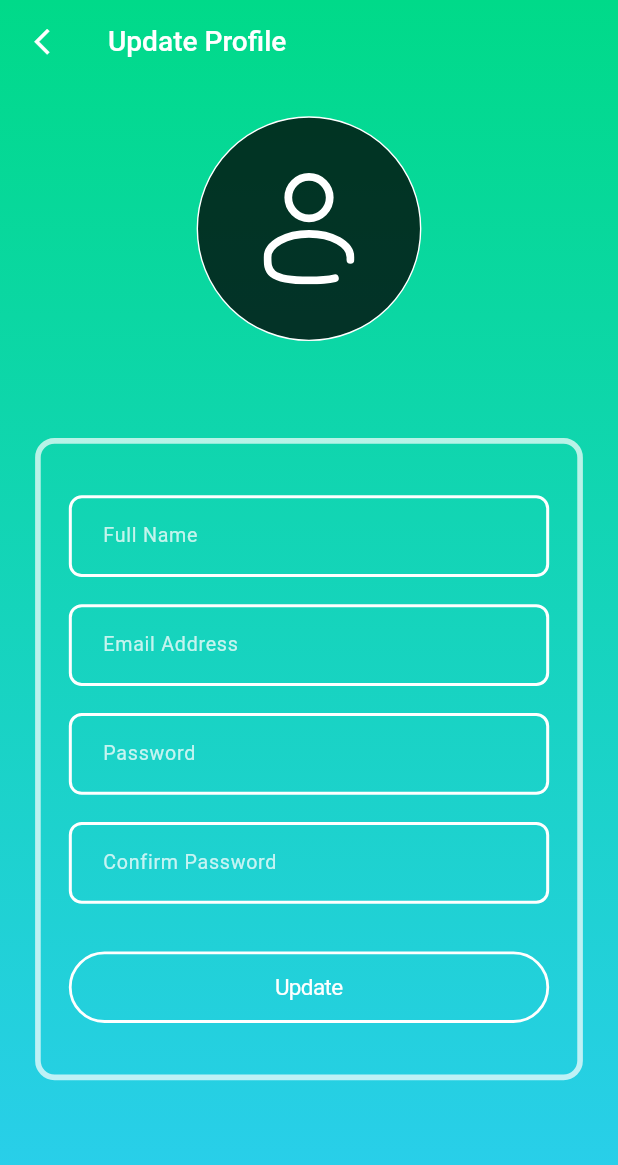
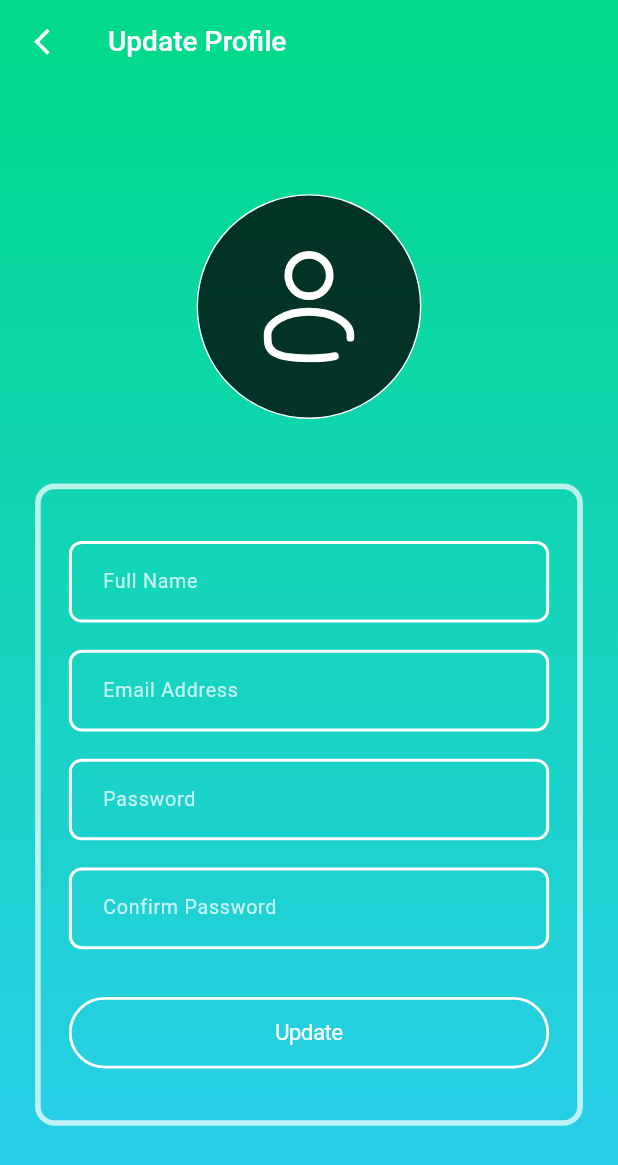
Before and after one commit to Ajwad-Mir/emotijournal, a Flutter app: the UpdateProfilePage screen opened directly, on a phone screen of 412 x 824 dp. Shown: the top 1165 px of the screen. Run offline on Flutter 3.47's test engine with Material 3 defaults, Android fonts, the phone set to English and light mode, and no system bars; our stand-ins replace animate_do, cloud_firestore, firebase_auth, firebase_core, flutter_dotenv, flutter_screenutil and 13 more; missing offline and left inert: simple_ripple_animation; accounts and stored records are empty; Roboto replaces fonts that are missing (Poppins).

Commit message:
App Improvements

```diff
--- a/lib/app/modules/update_profile/pages/update_profile_page.dart
+++ b/lib/app/modules/update_profile/pages/update_profile_page.dart
@@ -1,4 +1,8 @@
+import 'dart:convert';
+import 'dart:io';
+
 import 'package:emotijournal/app/modules/update_profile/controller/update_profile_controller.dart';
+import 'package:emotijournal/app/modules/update_profile/dialogs/image_selection_dialog.dart';
 import 'package:emotijournal/app/modules/update_profile/view/update_profile_section.dart';
 import 'package:emotijournal/app/services/session_service.dart';
 import 'package:emotijournal/generated/assets.dart';
@@ -53,16 +57,17 @@ class UpdateProfilePage extends GetView<UpdateProfileController> {
           child: SafeArea(
             top: true,
             bottom: true,
+            child: Center(
               child: SingleChildScrollView(
                 child: Column(
                   mainAxisAlignment: MainAxisAlignment.start,
                   crossAxisAlignment: CrossAxisAlignment.center,
                   children: [
-                  25.verticalSpace,
                     _buildProfileImageSection(context),
-                  75.verticalSpace,
+                    50.verticalSpace,
                     _buildUpdateProfileSection(context),
                   ],
+                ),
               ),
             ),
           ),
@@ -72,6 +77,7 @@ class UpdateProfilePage extends GetView<UpdateProfileController> {
   }
 
   Widget _buildProfileImageSection(BuildContext context) {
+    return Obx(() {
       if (Get.find<SessionService>().sessionUser.value.profileImageLink.isEmpty) {
         return Container(
           width: 160.w,
@@ -92,7 +98,8 @@ class UpdateProfilePage extends GetView<UpdateProfileController> {
             ),
           ),
         );
-    }
+      } else {
+        if (controller.imageFile.value == null) {
           return Container(
             width: 160.w,
             height: 160.w,
@@ -104,7 +111,7 @@ class UpdateProfilePage extends GetView<UpdateProfileController> {
               ),
               color: AppColors.black.withOpacity(0.76),
               image: DecorationImage(
-          image: NetworkImage(Get.find<SessionService>().sessionUser.value.profileImageLink),
+                image: MemoryImage(base64Decode(Get.find<SessionService>().sessionUser.value.profileImageLink.split(",").last)),
                 fit: BoxFit.cover,
               ),
             ),
@@ -116,7 +123,74 @@ class UpdateProfilePage extends GetView<UpdateProfileController> {
                   bottom: -10.h,
                   right: 0,
                   child: CupertinoButton(
-              onPressed: () {},
+                    onPressed: () async {
+                      await Get.dialog(
+                        Dialog(
+                          child: ImageSelectionWidget(),
+                        ),
+                        barrierDismissible: false,
+                        barrierColor: AppColors.black.withOpacity(0.75),
+                      );
+                    },
+                    minSize: 0,
+                    padding: EdgeInsets.zero,
+                    child: Container(
+                      width: 60.w,
+                      height: 60.h,
+                      decoration: BoxDecoration(
+                        color: AppColors.black.withOpacity(0.76),
+                        shape: BoxShape.circle,
+                        border: Border.all(
+                          width: 1.0.w,
+                          color: AppColors.white,
+                        ),
+                      ),
+                      child: Center(
+                        child: SvgPicture.asset(
+                          Assets.svgAddImage,
+                          width: 20.w,
+                          height: 20.h,
+                        ),
+                      ),
+                    ),
+                  ),
+                )
+              ],
+            ),
+          );
+        } else {
+          return Container(
+            width: 160.w,
+            height: 160.w,
+            decoration: BoxDecoration(
+              shape: BoxShape.circle,
+              border: Border.all(
+                width: 1.0.w,
+                color: AppColors.white,
+              ),
+              color: AppColors.black.withOpacity(0.76),
+              image: DecorationImage(
+                image: FileImage(File(controller.imageFile.value!.path)),
+                fit: BoxFit.cover,
+              ),
+            ),
+            clipBehavior: Clip.none,
+            child: Stack(
+              clipBehavior: Clip.none,
+              children: [
+                Positioned(
+                  bottom: -10.h,
+                  right: 0,
+                  child: CupertinoButton(
+                    onPressed: () async {
+                      await Get.dialog(
+                        Dialog(
+                          child: ImageSelectionWidget(),
+                        ),
+                        barrierDismissible: false,
+                        barrierColor: AppColors.black.withOpacity(0.75),
+                      );
+                    },
                     minSize: 0,
                     padding: EdgeInsets.zero,
                     child: Container(
@@ -144,6 +218,9 @@ class UpdateProfilePage extends GetView<UpdateProfileController> {
             ),
           );
         }
+      }
+    });
+  }
 
   Widget _buildUpdateProfileSection(BuildContext context) {
     return SizedBox(
--- a/lib/app/modules/update_profile/view/update_profile_section.dart
+++ b/lib/app/modules/update_profile/view/update_profile_section.dart
@@ -112,19 +112,17 @@ class UpdateProfileSection extends GetView<UpdateProfileController> {
               ),
             ),
             37.verticalSpace,
-            _buildRegisterButton(context),
+            _buildUpdateButton(context),
           ],
         ),
       ),
     );
   }
 
-  Widget _buildRegisterButton(BuildContext context) {
+  Widget _buildUpdateButton(BuildContext context) {
     return CupertinoButton(
       onPressed: () async {
-        // if (controller.registerFormKey.currentState!.validate()) {
-        //   await Get.find<SessionService>().createNewUserSimple();
-        // }
+        await Get.find<UpdateProfileController>().updateExistingUser();
       },
       minSize: 0,
       pressedOpacity: 0.5,
--- a/pubspec.yaml
+++ b/pubspec.yaml
@@ -54,6 +54,8 @@ dependencies:
   fluttertoast: ^8.2.8
   shimmer: ^3.0.0
   cached_network_image: ^3.4.1
+  cached_memory_image: ^1.5.0
+  disposable_cached_images:
   image_picker: ^1.1.2
   flutter_dotenv: ^5.2.1
   speech_to_text: ^7.0.0
```
Also changed, not shown: lib/app/common_widgets/cached_memory_image_widget.dart (added, +52 -0 lines), lib/app/database/users_database.dart (+3 -6 lines), lib/app/modules/home/widgets/custom_app_bar.dart (+6 -53 lines), lib/app/modules/update_profile/controller/update_profile_controller.dart (+4 -4 lines), lib/app/modules/update_profile/dialogs/image_selection_dialog.dart (added, +87 -0 lines), lib/app/services/session_service.dart (+32 -8 lines), assets/svg/camera.svg (added), assets/svg/gallery.svg (added), lib/generated/assets.dart, pubspec.lock. Lines whose indentation alone changed are shown as unchanged.
